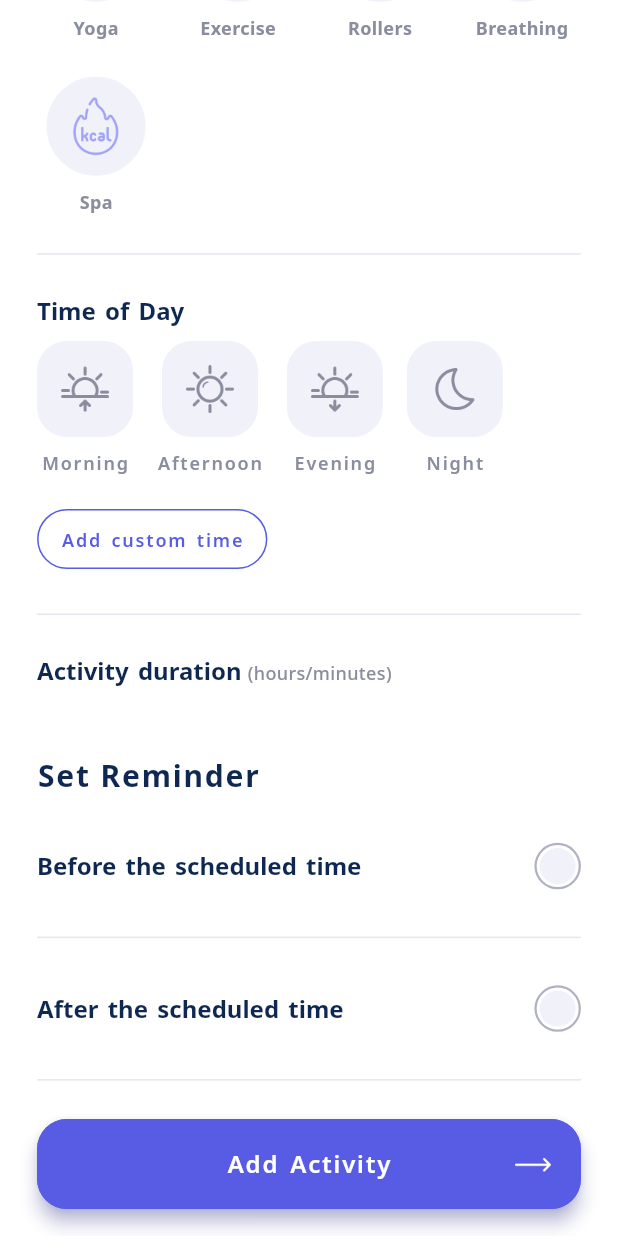
After one commit to YugaJ7/OneLook, a Flutter app: the AddActivityScreen screen opened by its route, scrolled down 324 dp, after a tap on "Add Activity", on a phone screen of 412 x 824 dp. The commit adds this screen. Run offline on Flutter 3.47's test engine with Material 3 defaults, Android fonts, the phone set to English and light mode, and no system bars; our stand-ins replace flutter_svg, get, google_fonts.

Commit message:
Add AddActivity feature with controller, screen, and activity options

```diff
--- a/lib/binding/all_binding.dart
+++ b/lib/binding/all_binding.dart
@@ -1,4 +1,5 @@
 import 'package:get/get.dart';
+import 'package:onelook/controllers/add_activity.dart';
 
 import '../controllers/add_supplement.dart';
 import '../controllers/forgot_controller.dart';
@@ -54,3 +55,11 @@ class AddSupplementBinding implements Bindings {
     Get.lazyPut(() => AddSupplementController());
   }
 }
+
+// add_supplement_binding.dart
+class AddActivityBinding implements Bindings {
+  @override
+  void dependencies() {
+    Get.lazyPut(() => AddActivityController());
+  }
+}
--- /dev/null
+++ b/lib/components/widgets/common/activity_option_tile.dart
@@ -0,0 +1,57 @@
+import 'package:flutter/material.dart';
+import 'package:onelook/components/style/text.dart';
+import 'package:onelook/constants/app_color.dart';
+
+class ActivityOptionTile extends StatelessWidget {
+  final String icon;
+  final String label;
+  final bool selected;
+  final VoidCallback onTap;
+
+  const ActivityOptionTile({
+    super.key,
+    required this.icon,
+    required this.label,
+    this.selected = false,
+    required this.onTap,
+  });
+
+  @override
+  Widget build(BuildContext context) {
+    return GestureDetector(
+      onTap: onTap,
+      child: Column(
+        mainAxisSize: MainAxisSize.min,
+        children: [
+          Container(
+            width: 66,
+            height: 66,
+            decoration: BoxDecoration(
+              shape: BoxShape.circle,
+              color: AppColors.lilacPetalsDark,
+              border: Border.all(
+                width: 4,
+                color: selected ? AppColors.violet : AppColors.lilacPetalsDark,
+              ),
+            ),
+            child: Center(
+              child: Image.asset(
+                'assets/icons/$icon.png',
+                width: 40,
+                height: 40,
+                color: selected ? AppColors.coldGrey : AppColors.violet,
+              ),
+            ),
+          ),
+          const SizedBox(height: 8),
+          Text(
+            label,
+            style: TextStyles.withColor(
+              textcolor: selected ? AppColors.deepBlue : AppColors.darkGrey,
+            ).bodytext3.copyWith(fontWeight: FontWeight.w700),
+          ),
+        ],
+      ),
+    );
+  }
+}
--- /dev/null
+++ b/lib/controllers/add_activity.dart
@@ -0,0 +1,43 @@
+import 'package:get/get.dart';
+
+class AddActivityController extends GetxController {
+
+  final isReminderBeforeTimeChecked = false.obs;
+  final isReminderAfterTimeChecked = false.obs;
+
+  final selectedFormIndex = 0.obs;
+  final selectedTimeOption = ''.obs;
+
+  final activity = [
+    {"icon": "running", "label": "Running"},
+    {"icon": "walking", "label": "Walking"},
+    {"icon": "biking", "label": "Cycling"},
+    {"icon": "fitness", "label": "Fitness"},
+    {"icon": "yoga", "label": "Yoga"},
+    {"icon": "exercise", "label": "Exercise"},
+    {"icon": "rollers", "label": "Rollers"},
+    {"icon": "breath", "label": "Breathing"},
+    {"icon": "kcal", "label": "Spa"},
+  ];
+
+  final timesOfDay = [
+    {"icon": "sunrise", "label": "Morning"},
+    {"icon": "afternoon", "label": "Afternoon"},
+    {"icon": "sunset", "label": "Evening"},
+    {"icon": "night", "label": "Night"},
+  ];
+
+
+
+  void submitActivity() {
+    final data = {
+      "form": activity[selectedFormIndex.value]["label"],
+      "timeOfDay": selectedTimeOption.value,
+      "reminderBefore": isReminderBeforeTimeChecked.value,
+      "reminderAfter": isReminderAfterTimeChecked.value,
+    };
+
+    // TODO: Post this data to your backend API
+    print("Collected Data: $data");
+  }
+}
--- a/lib/main.dart
+++ b/lib/main.dart
@@ -7,6 +7,7 @@ import 'package:onelook/screens/auth/login.dart';
 import 'package:onelook/screens/auth/forgot.dart';
 import 'package:onelook/screens/auth/new_pass.dart';
 import 'package:onelook/components/navbar/navbar.dart';
+import 'package:onelook/screens/home/add_activity.dart';
 import 'package:onelook/screens/home/add_supplement.dart';
 import 'binding/all_binding.dart';
 
@@ -44,6 +45,11 @@ class MyApp extends StatelessWidget {
             page: () => AddSupplementScreen(),
             binding: AddSupplementBinding()
             ),
+        GetPage(
+            name: '/add_activity',
+            page: () => AddActivityScreen(),
+            binding: AddActivityBinding()
+            ),
         GetPage(name: '/newpassword', page: () => NewPassScreen()),
         GetPage(name: '/confirm', page: () => ConfirmScreen()),
         GetPage(name: '/navbar', page: () => Navbar()),
--- /dev/null
+++ b/lib/screens/home/add_activity.dart
@@ -0,0 +1,215 @@
+import 'package:flutter/material.dart';
+import 'package:get/get.dart';
+import 'package:onelook/components/style/button.dart';
+import 'package:onelook/components/style/text.dart';
+import 'package:onelook/components/widgets/buttons/elevated_button.dart';
+import 'package:onelook/components/widgets/buttons/outlined_button.dart';
+import 'package:onelook/components/widgets/common/activity_option_tile.dart';
+import 'package:onelook/components/widgets/common/form_option_tile.dart';
+import 'package:onelook/components/widgets/common/reminder_toggle_row.dart';
+import 'package:onelook/constants/app_color.dart';
+import 'package:onelook/controllers/add_activity.dart';
+
+class AddActivityScreen extends StatelessWidget {
+  final AddActivityController controller = Get.find();
+
+  AddActivityScreen({super.key});
+
+  @override
+  Widget build(BuildContext context) {
+    final width = MediaQuery.of(context).size.width;
+    final height = MediaQuery.of(context).size.height;
+
+    return Scaffold(
+      backgroundColor: Colors.white,
+      body: SafeArea(
+        child: SingleChildScrollView(
+          child: Column(
+            crossAxisAlignment: CrossAxisAlignment.start,
+            children: [
+              Padding(
+                padding: EdgeInsets.symmetric(horizontal: width * 0.06),
+                child: Column(
+                  crossAxisAlignment: CrossAxisAlignment.start,
+                  children: [
+                    Align(
+                      alignment: Alignment.topRight,
+                      child: GestureDetector(
+                        onTap: () => Get.back(),
+                        child: Image.asset('assets/icons/close.png',
+                            width: 40, height: 40),
+                      ),
+                    ),
+                    SizedBox(height: height * 0.017),
+                    Center(
+                      child: Text("Add Activity",
+                          style: TextStyles.withColor(
+                                  textcolor: AppColors.deepBlue)
+                              .headline1),
+                    ),
+                    sectionSpacing(height),
+                    sectionTitle("Choose the type of activity"),
+                    LayoutBuilder(
+                      builder: (context, constraints) {
+                        double screenWidth = constraints.maxWidth;
+                        // Set how many tiles per row you want to allow
+                        int crossAxisCount = ((screenWidth) / (82)).floor();
+
+                        // Total horizontal spacing = (crossAxisCount - 1) gaps
+                        double spacing = 16;
+                        double totalSpacing = spacing * (crossAxisCount - 1);
+
+                        // Calculate tile width
+                        double tileWidth =
+                            (screenWidth - totalSpacing) / crossAxisCount;
+
+                        return Wrap(
+                          spacing: spacing,
+                          runSpacing: 24,
+                          children: List.generate(
+                            controller.activity.length,
+                            (index) {
+                              final item = controller.activity[index];
+                              return Obx(() => SizedBox(
+                                    width: tileWidth,
+                                    child: ActivityOptionTile(
+                                      icon: item['icon']!,
+                                      label: item['label']!,
+                                      selected:
+                                          controller.selectedFormIndex.value ==
+                                              index,
+                                      onTap: () => controller
+                                          .selectedFormIndex.value = index,
+                                    ),
+                                  )
+                                );
+                            },
+                          ),
+                        );
+                      },
+                    ),
+                    sectionSpacing(height),
+                    Divider(
+                      color: AppColors.lightGrey,
+                      thickness: 1,
+                    ),
+                    sectionSpacing(height),
+                    sectionTitle("Time of Day"),
+                    SizedBox(
+                      height: 92,
+                      child: ListView.separated(
+                        scrollDirection: Axis.horizontal,
+                        itemCount: controller.timesOfDay.length,
+                        itemBuilder: (_, index) {
+                          final item = controller.timesOfDay[index];
+                          return Obx(() {
+                            final isSelected =
+                                controller.selectedTimeOption.value ==
+                                    item['label'];
+                            return FormOptionTile(
+                              icon: item['icon']!,
+                              label: item['label']!,
+                              selected: isSelected,
+                              onTap: () => controller.selectedTimeOption.value =
+                                  item['label']!,
+                            );
+                          });
+                        },
+                        separatorBuilder: (_, __) => const SizedBox(width: 16),
+                      ),
+                    ),
+                    const SizedBox(height: 16),
+                    CustomOutlinedButton(
+                      text: "Add custom time",
+                      onPressed: () {}, // TODO: handle custom time
+                      textStyle: TextStyles.buttontext2,
+                      buttonStyle: ButtonStyles.smallprimary,
+                    ),
+                    sectionSpacing(height),
+                    Divider(
+                      color: AppColors.lightGrey,
+                      thickness: 1,
+                    ),
+                    sectionSpacing(height),
+                    sectionTitleRich("Activity duration ", "(hours/minutes)"),
+                  ],
+                ),
+              ),
+              Padding(
+                padding: EdgeInsets.symmetric(horizontal: width * 0.06),
+                child: Column(
+                  crossAxisAlignment: CrossAxisAlignment.start,
+                  children: [
+                    sectionSpacing(height),
+                    sectionSpacing(height),
+                    Text("Set Reminder",
+                        style:
+                            TextStyles.withColor(textcolor: AppColors.deepBlue)
+                                .headline2),
+                    SizedBox(height: 8),
+                    ReminderToggleRow(
+                      label: "Before the scheduled time",
+                      value: controller.isReminderBeforeTimeChecked,
+                    ),
+                    Divider(
+                      color: AppColors.lightGrey,
+                      thickness: 1,
+                    ),
+                    ReminderToggleRow(
+                      label: "After the scheduled time",
+                      value: controller.isReminderAfterTimeChecked,
+                    ),
+                    Divider(
+                      color: AppColors.lightGrey,
+                      thickness: 1,
+                    ),
+                    sectionSpacing(height),
+                    SizedBox(
+                      height: 60,
+                      width: double.infinity,
+                      child: CustomElevatedButton(
+                        text: 'Add Activity',
+                        buttonStyle: ButtonStyles.buttonprimary,
+                        textStyle: TextStyles.buttontext1,
+                        onPressed: controller.submitActivity,
+                      ),
+                    ),
+                    sectionSpacing(height),
+                  ],
+                ),
+              ),
+            ],
+          ),
+        ),
+      ),
+    );
+  }
+
+  Widget sectionTitle(String title) => Padding(
+        padding: const EdgeInsets.only(bottom: 8),
+        child: Text(
+          title,
+          style: TextStyles.withColor(textcolor: AppColors.deepBlue).headline3,
+        ),
+      );
+
+  Widget sectionTitleRich(String title, String subtitle) => Padding(
+        padding: const EdgeInsets.only(bottom: 8),
+        child: Text.rich(
+          TextSpan(
+            children: [
+              TextSpan(
+                  text: title,
+                  style: TextStyles.withColor(textcolor: AppColors.deepBlue)
+                      .headline3),
+              TextSpan(
+                  text: subtitle,
+                  style: TextStyles.withColor(textcolor: AppColors.darkGrey)
+                      .bodytext3),
+            ],
+          ),
+        ),
+      );
+
+  Widget sectionSpacing(double height) => SizedBox(height: height * 0.022);
+}
--- a/lib/screens/home/home.dart
+++ b/lib/screens/home/home.dart
@@ -170,7 +170,7 @@ class HomeScreen extends StatelessWidget {
                                           CustomOutlinedButton(
                                             text: 'Activity',
                                             onPressed: () =>
-                                                Navigator.pop(context),
+                                                Get.offNamed('/add_activity'),
                                             textStyle:
                                                 TextStyles.buttontext1.copyWith(
                                               color: AppColors.purplePlum,
```
